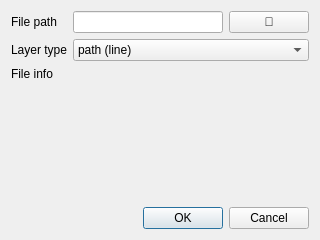
Qt form importform.ui (YTTM/SceneFromGIS) before a commit.
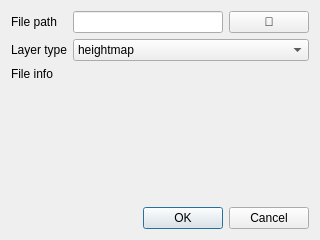
The same form after that commit.

What changed in the file:
```diff
--- a/importform.ui
+++ b/importform.ui
@@ -47,6 +47,11 @@
    </item>
    <item row="1" column="1" colspan="2">
     <widget class="QComboBox" name="comboBox_layer_type">
+     <item>
+      <property name="text">
+       <string>heightmap</string>
+      </property>
+     </item>
      <item>
       <property name="text">
        <string>path (line)</string>
```
Left out of the diff: 17 changed lines with no effect on the pictures.
